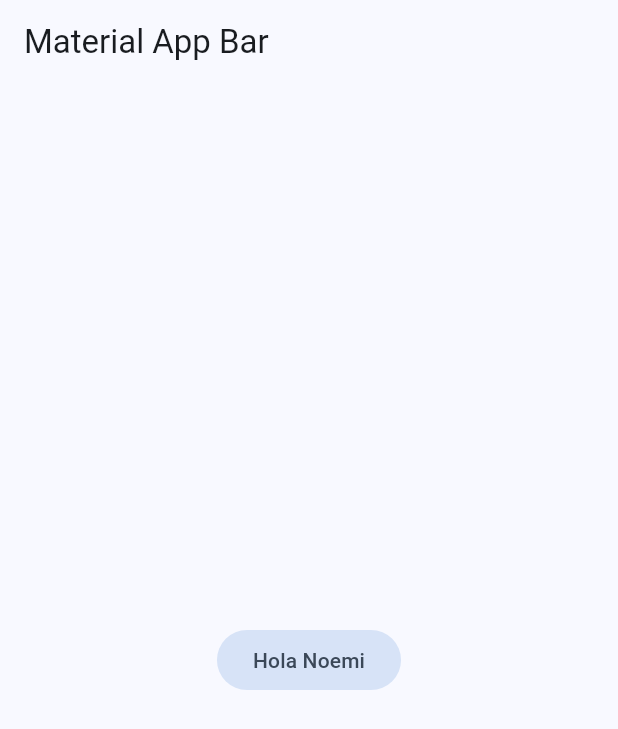
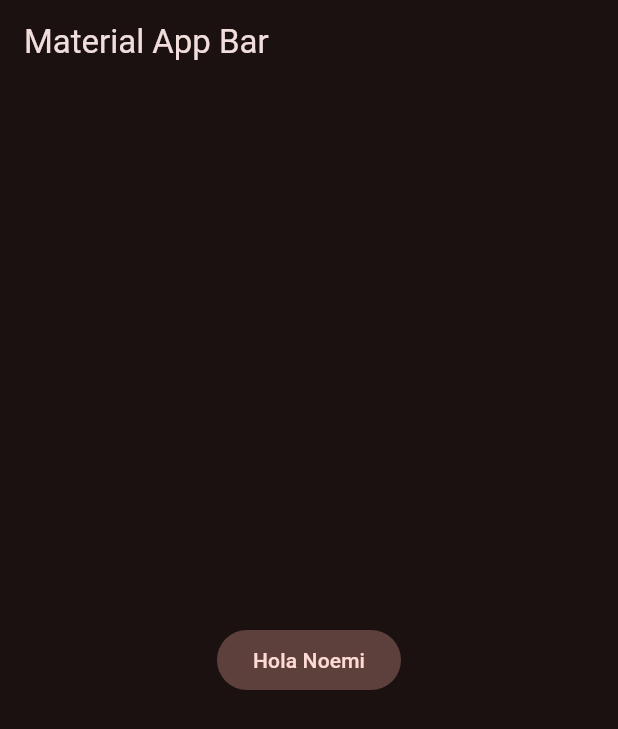
Before and after one commit to Boris-XD/YesNoApp, a Flutter app: the screen it shows after launch, on a phone screen of 412 x 824 dp. Shown: the top 729 px of the screen. Run offline on Flutter 3.47's test engine with Material 2 defaults, Android fonts, the phone set to English and light mode, and no system bars.

Commit message:
YesNoApp - Add dark mode

```diff
--- a/lib/config/theme/app_theme.dart
+++ b/lib/config/theme/app_theme.dart
@@ -16,16 +16,17 @@ const List<Color> _colorThemes = [
 class AppTheme {
 
   final int themeIndex;
+  final bool isDark;
 
-  AppTheme({this.themeIndex = 0})
+  AppTheme({this.themeIndex = 0, this.isDark = false})
     :assert(themeIndex >= 0 && themeIndex < _colorThemes.length,
             'themeIndex must be between 0 and ${_colorThemes.length - 1}');
-
 
   ThemeData theme() {
     return ThemeData(
       useMaterial3: true,
-      colorSchemeSeed: _colorThemes[themeIndex]
+      colorSchemeSeed: _colorThemes[themeIndex],
+      brightness: isDark ? Brightness.dark : Brightness.light
     );
   }
 }
--- a/lib/main.dart
+++ b/lib/main.dart
@@ -11,7 +11,7 @@ class MyApp extends StatelessWidget {
     return MaterialApp(
       debugShowCheckedModeBanner: false,
       title: 'Material App',
-      theme: AppTheme(themeIndex: 1).theme(),
+      theme: AppTheme(themeIndex: 2, isDark: true).theme(),
       home: Scaffold(
         appBar: AppBar(
           title: const Text('Material App Bar'),
```
